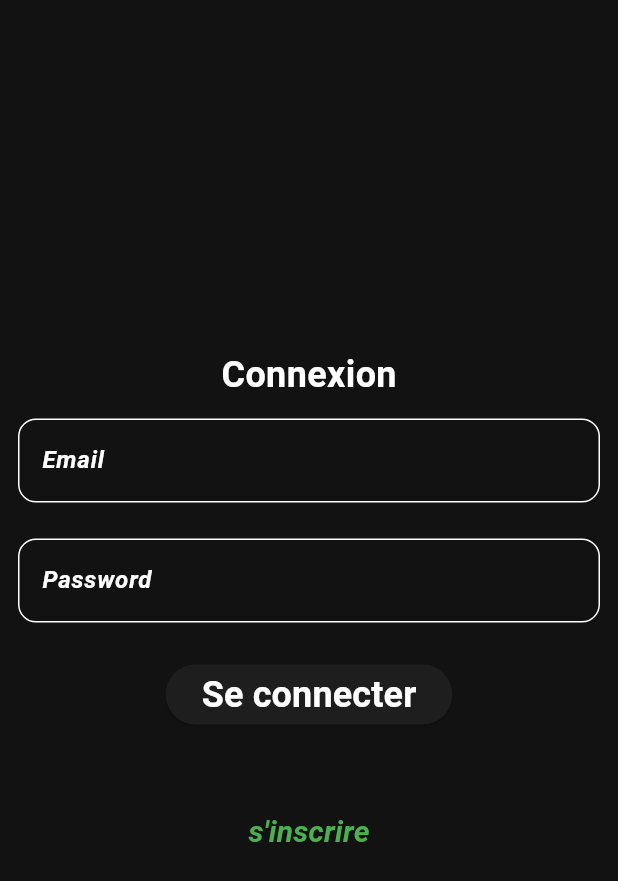
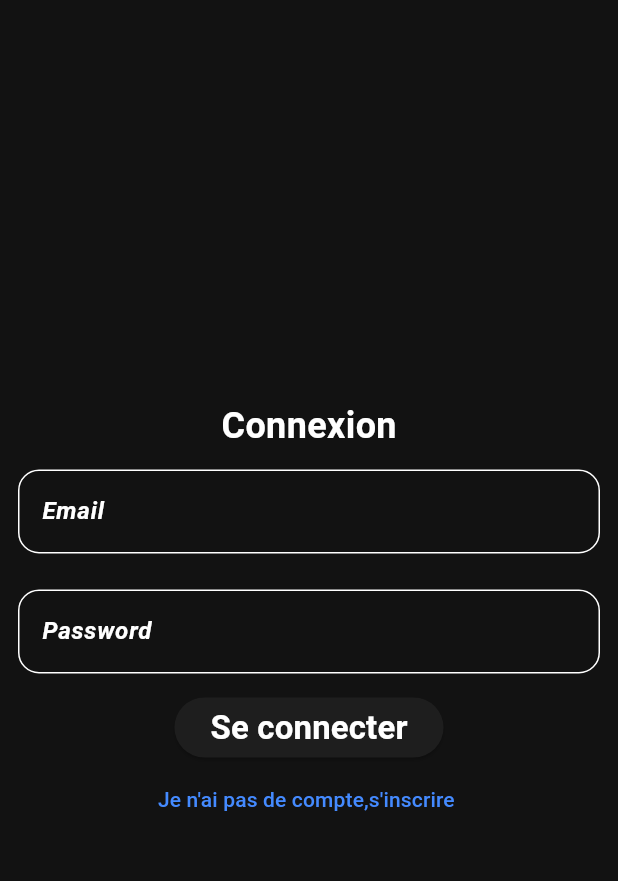
Before and after one commit to Tresorkitwanda00/TodoApp, a Flutter app: the screen it shows after launch, on a phone screen of 412 x 824 dp. Shown: the top 881 px of the screen. Run offline on Flutter 3.47's test engine with Material 3 defaults, Android fonts, the phone set to English and light mode, and no system bars; our stand-ins replace firebase_auth, firebase_core; accounts and stored records are empty.

Commit message:
added backend logic for login and signup credantials handing

```diff
--- a/todo_app/lib/main.dart
+++ b/todo_app/lib/main.dart
@@ -1,22 +1,28 @@
+import 'package:firebase_core/firebase_core.dart';
 import 'package:flutter/material.dart';
+import 'package:todo_app/firebase_options.dart';
 import 'package:todo_app/pages/home_page.dart';
 import 'package:todo_app/pages/login.dart';
-import 'package:todo_app/pages/sign_up.dart';
+import 'package:todo_app/pages/redirection_page.dart';
+import 'package:todo_app/services/service_firebase.dart';
 import 'package:todo_app/pages/theme/theme.dart';
-import 'package:todo_app/pages/todo_title.dart';
 
-void main() {
-  runApp(
-    MaterialApp(
+Future<void> main() async {
+  WidgetsFlutterBinding.ensureInitialized();
+  await Firebase.initializeApp(options: DefaultFirebaseOptions.currentPlatform);
+  await Auth().logout();
+  runApp(const MyApp());
+}
+
+class MyApp extends StatelessWidget {
+  const MyApp({super.key});
+
+  @override
+  Widget build(BuildContext context) {
+    return MaterialApp(
       debugShowCheckedModeBanner: false,
       theme: darkTodoTheme,
-      initialRoute: '/',
-      routes: {
-        '/': (context) => const Login(),
-        '/home': (context) => const HomePage(),
-        '/signup': (context) => const SignUp(),
-        '/todo': (context) => const TodoTitle(),
-      },
-    ),
-  );
+      home: RedirectionPage(),
+    );
+  }
 }
--- a/todo_app/lib/pages/login.dart
+++ b/todo_app/lib/pages/login.dart
@@ -1,4 +1,6 @@
 import 'package:flutter/material.dart';
+import 'package:todo_app/pages/home_page.dart';
+import 'package:todo_app/services/service_firebase.dart';
 
 class Login extends StatefulWidget {
   const Login({super.key});
@@ -8,97 +10,158 @@ class Login extends StatefulWidget {
 }
 
 class _LoginState extends State<Login> {
-  final formKey = GlobalKey<_LoginState>();
-  final TextEditingController emailcontroller = TextEditingController();
-  final TextEditingController password = TextEditingController();
+  final formKey = GlobalKey<FormState>();
+  final emailController = TextEditingController();
+  final passwordController = TextEditingController();
+  final confirmPasswordController = TextEditingController();
+  bool loading = false;
+  bool _forlogin = true;
   @override
   Widget build(BuildContext context) {
     return Scaffold(
-      body: SizedBox.expand(
+      body: Center(
         child: Form(
           key: formKey,
           child: Column(
             mainAxisAlignment: MainAxisAlignment.center,
             children: [
-              Center(
-                child: Text(
-                  'Connexion',
-                  style: TextStyle(
-                    color: Colors.white,
-                    fontWeight: FontWeight.bold,
-                    fontSize: 24,
-                  ),
+              Text(
+                _forlogin ? 'Connexion' : 'Inscription',
+                style: TextStyle(
+                  fontSize: 24,
+                  fontWeight: FontWeight.bold,
+                  color: Colors.white,
                 ),
               ),
               Padding(
                 padding: const EdgeInsets.all(12),
-                child: TextField(
+                child: TextFormField(
+                  controller: emailController,
                   decoration: InputDecoration(
-                    label: Text(
-                      'Email',
-                      style: TextStyle(
-                        color: Colors.white,
-                        fontWeight: FontWeight.bold,
-                        fontStyle: FontStyle.italic,
-                      ),
+                    labelText: 'Email',
+                    border: OutlineInputBorder(
+                      borderRadius: BorderRadius.circular(14),
                     ),
-                    border: OutlineInputBorder(
-                      borderRadius: BorderRadius.circular(12),
+                    labelStyle: TextStyle(
+                      fontWeight: FontWeight.bold,
+                      fontStyle: FontStyle.italic,
                     ),
                   ),
+                  validator: (value) {
+                    if (value == null || value.isEmpty)
+                      return "Email obligatoire";
+                    if (!RegExp(r'^[^@]+@[^@]+\.[^@]+').hasMatch(value))
+                      return "Email invalide";
+                    return null;
+                  },
                 ),
               ),
               Padding(
                 padding: const EdgeInsets.all(12),
-                child: TextField(
-                  obscureText: false,
+                child: TextFormField(
+                  controller: passwordController,
+                  obscureText: true,
                   decoration: InputDecoration(
-                    label: Text(
-                      'Password',
-                      style: TextStyle(
-                        color: Colors.white,
+                    labelText: 'Password',
+                    labelStyle: TextStyle(
+                      fontWeight: FontWeight.bold,
+                      fontStyle: FontStyle.italic,
+                    ),
+                    border: OutlineInputBorder(
+                      borderRadius: BorderRadius.circular(14),
+                    ),
+                  ),
+                  validator: (value) {
+                    if (value == null || value.isEmpty)
+                      return "Password obligatoire";
+                    return null;
+                  },
+                ),
+              ),
+              if (!_forlogin)
+                Padding(
+                  padding: EdgeInsetsGeometry.all(12),
+                  child: TextFormField(
+                    controller: confirmPasswordController,
+                    obscureText: true,
+                    decoration: InputDecoration(
+                      labelText: 'Password Confirmation',
+                      labelStyle: TextStyle(
                         fontWeight: FontWeight.bold,
                         fontStyle: FontStyle.italic,
                       ),
+                      border: OutlineInputBorder(
+                        borderRadius: BorderRadius.circular(14),
+                      ),
                     ),
-                    border: OutlineInputBorder(
-                      borderRadius: BorderRadius.circular(12),
-                    ),
+                    validator: (value) {
+                      if (value != passwordController.text) {
+                        return "les deux mot de passs sont identiques";
+                      } else if (value == null || value.isEmpty) {
+                        return "le champ est obligatoire";
+                      } else {
+                        return null;
+                      }
+                    },
                   ),
                 ),
+              ElevatedButton(
+                onPressed: loading
+                    ? null
+                    : () async {
+                        if (formKey.currentState!.validate()) {
+                          setState(() => loading = true);
+                          try {
+                            if (_forlogin) {
+                              await Auth().login(
+                                emailController.text,
+                                passwordController.text,
+                              );
+                            } else {
+                              await Auth().createUser(
+                                emailController.text,
+                                passwordController.text,
+                              );
+                            }
+                            Navigator.pushReplacement(
+                              context,
+                              MaterialPageRoute(builder: (_) => HomePage()),
+                            );
+                            // Redirection automatique gérée par RedirectionPage
+                          } catch (e) {
+                            ScaffoldMessenger.of(context).showSnackBar(
+                              SnackBar(content: Text(e.toString())),
+                            );
+                          } finally {
+                            setState(() => loading = false);
+                          }
+                        }
+                      },
+                child: loading
+                    ? CircularProgressIndicator(color: Colors.white)
+                    : Text(
+                        _forlogin ? 'Se connecter' : 'S\'inscrire',
+                        style: TextStyle(
+                          color: Colors.white,
+                          fontWeight: FontWeight.bold,
+                          fontSize: 22,
+                        ),
+                      ),
               ),
-              Padding(
-                padding: const EdgeInsets.all(12),
-                child: ElevatedButton(
+              SizedBox(
+                child: TextButton(
                   onPressed: () {
-                    Navigator.pushNamed(context, '/home');
+                    setState(() {
+                      _forlogin = !_forlogin;
+                      passwordController.text = "";
+                      confirmPasswordController.text = "";
+                      emailController.text = "";
+                    });
                   },
                   child: Text(
-                    'Se connecter',
-                    style: TextStyle(
-                      fontWeight: FontWeight.bold,
-                      color: Colors.white,
-                      fontSize: 24,
-                    ),
-                  ),
-                ),
-              ),
-              const SizedBox(height: 20),
-              Padding(
-                padding: EdgeInsetsGeometry.all(12),
-                child: TextButton(
-                  onPressed: () {
-                    // LOGIQUE BACKEND
-                    Navigator.pushNamed(context, '/signup');
-                  },
-                  child: Text(
-                    "s'inscrire",
-                    style: TextStyle(
-                      fontWeight: FontWeight.bold,
-                      fontSize: 20,
-                      color: Colors.green,
-                      fontStyle: FontStyle.italic,
-                    ),
+                    _forlogin
+                        ? "Je n'ai pas de compte,s'inscrire "
+                        : "J\'ai deja un compte",
                   ),
                 ),
               ),
--- /dev/null
+++ b/todo_app/lib/pages/redirection_page.dart
@@ -0,0 +1,24 @@
+import 'package:flutter/material.dart';
+import 'package:firebase_auth/firebase_auth.dart';
+import 'login.dart';
+import 'home_page.dart';
+
+class RedirectionPage extends StatelessWidget {
+  @override
+  Widget build(BuildContext context) {
+    return StreamBuilder<User?>(
+      stream: FirebaseAuth.instance.authStateChanges(),
+      builder: (context, snapshot) {
+        if (snapshot.connectionState == ConnectionState.waiting) {
+          return Scaffold(body: Center(child: CircularProgressIndicator()));
+        }
+
+        if (snapshot.hasData) {
+          return HomePage();
+        } else {
+          return Login();
+        }
+      },
+    );
+  }
+}
--- a/todo_app/pubspec.yaml
+++ b/todo_app/pubspec.yaml
@@ -35,6 +35,8 @@ dependencies:
   # Use with the CupertinoIcons class for iOS style icons.
   cupertino_icons: ^1.0.8
   http: ^1.5.0
+  firebase_core: ^4.0.0
+  firebase_auth: ^6.0.1
 
 dev_dependencies:
   flutter_test:
```
Also changed, not shown: todo_app/lib/pages/home_page.dart (+15 -1 lines), todo_app/lib/services/service_firebase.dart (added, +27 -0 lines), todo_app/firebase.json (added), todo_app/lib/firebase_options.dart (added), todo_app/pubspec.lock, 7 other files.
